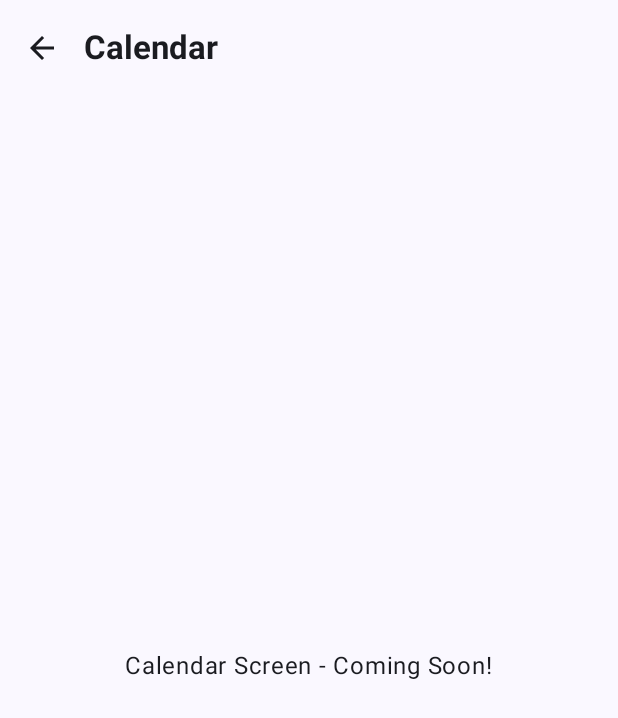
After one commit to TranChiKha030905/UTHSmartTasks, an Android app built with Jetpack Compose: the composable CalendarScreen shown on its own in the app's theme, on a phone screen of 412 x 824 dp. The commit adds this screen. Shown: the top 718 px of the screen. Run offline under Robolectric (Android 15) with nearby library versions, the phone set to English and light mode, and no system bars.

Commit message:
cho 3 trang còn lại có chỗ nhấp vào

```diff
--- /dev/null
+++ b/app/src/main/java/com/uth/smarttasks/ui/screens/calendar/CalendarScreen.kt
@@ -0,0 +1,39 @@
+package com.uth.smarttasks.ui.screens.calendar
+
+import androidx.compose.foundation.layout.Box
+import androidx.compose.foundation.layout.fillMaxSize
+import androidx.compose.foundation.layout.padding
+import androidx.compose.material.icons.Icons
+import androidx.compose.material.icons.filled.ArrowBack
+import androidx.compose.material3.*
+import androidx.compose.runtime.Composable
+import androidx.compose.ui.Alignment
+import androidx.compose.ui.Modifier
+import androidx.compose.ui.text.font.FontWeight
+import androidx.navigation.NavController
+
+@OptIn(ExperimentalMaterial3Api::class)
+@Composable
+fun CalendarScreen(navController: NavController) {
+    Scaffold(
+        topBar = {
+            TopAppBar(
+                title = { Text("Calendar", fontWeight = FontWeight.Bold) },
+                navigationIcon = {
+                    IconButton(onClick = { navController.popBackStack() }) {
+                        Icon(Icons.Default.ArrowBack, contentDescription = "Back")
+                    }
+                }
+            )
+        }
+    ) { innerPadding ->
+        Box(
+            modifier = Modifier
+                .fillMaxSize()
+                .padding(innerPadding),
+            contentAlignment = Alignment.Center
+        ) {
+            Text(text = "Calendar Screen - Coming Soon!")
+        }
+    }
+}
--- a/app/src/main/java/com/uth/smarttasks/ui/screens/home/HomeScreen.kt
+++ b/app/src/main/java/com/uth/smarttasks/ui/screens/home/HomeScreen.kt
@@ -41,9 +41,9 @@ data class HomeButtonInfo(
 // List 4 nút
 val homeButtons = listOf(
     HomeButtonInfo("My Tasks", R.drawable.ic_home_my_tasks, Screen.TaskList.route),
-    HomeButtonInfo("Projects", R.drawable.ic_home_projects),
-    HomeButtonInfo("Calendar", R.drawable.ic_home_calendar),
-    HomeButtonInfo("Statistics", R.drawable.ic_home_statistics)
+    HomeButtonInfo("Projects", R.drawable.ic_home_projects, Screen.Projects.route), // <-- Sửa
+    HomeButtonInfo("Calendar", R.drawable.ic_home_calendar, Screen.Calendar.route), // <-- Sửa
+    HomeButtonInfo("Statistics", R.drawable.ic_home_statistics, Screen.Statistics.route) // <-- Sửa
 )
 
 
```
Also changed, not shown: app/src/main/java/com/uth/smarttasks/MainActivity.kt (+12 -1 lines), app/src/main/java/com/uth/smarttasks/ui/navigation/Screen.kt (+7 -1 lines), app/src/main/java/com/uth/smarttasks/ui/screens/projects/ProjectsScreen.kt (added, +40 -0 lines), app/src/main/java/com/uth/smarttasks/ui/screens/statistics/StatisticsScreen.kt (added, +39 -0 lines).
